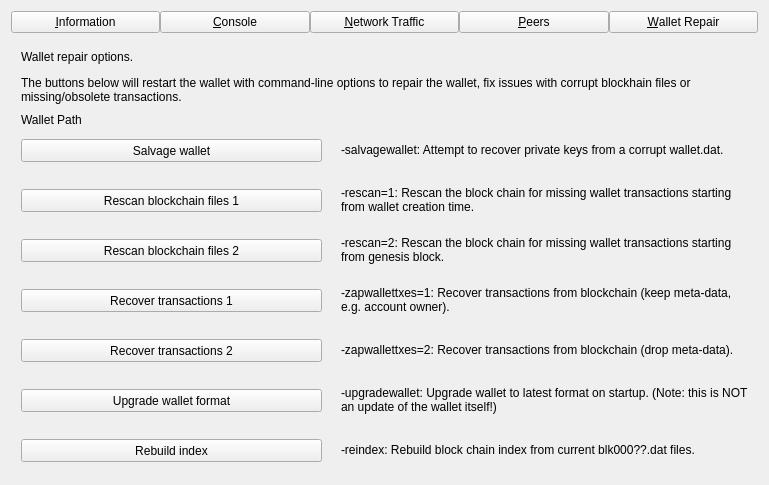
This is src/qt/forms/debugwindow.ui in Raptor3um/raptoreum as Qt 5 draws it before an edit. The edited form follows.
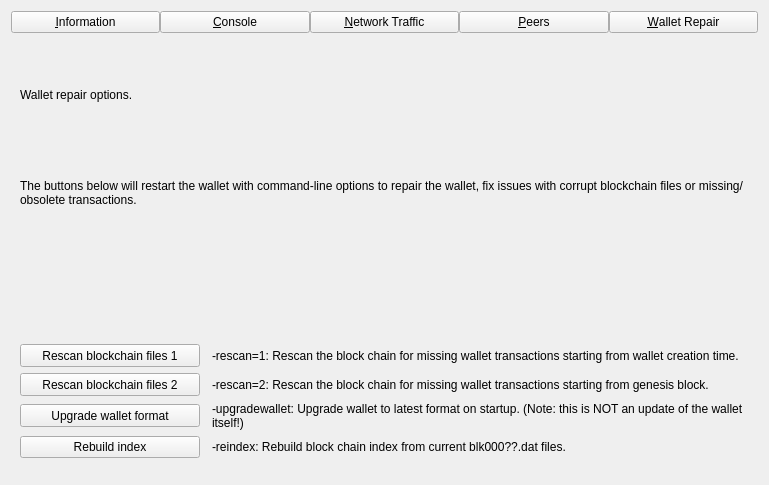
This is the edited form. The open tabs and pages were chosen to show the change. Custom widgets are drawn as their Qt base class.

What changed in the file:
```diff
--- a/src/qt/forms/debugwindow.ui
+++ b/src/qt/forms/debugwindow.ui
@@ -1359,34 +1359,36 @@
       </layout>
      </widget>
      <widget class="QWidget" name="pageRepair">
-      <widget class="QPushButton" name="btn_salvagewallet">
-       <property name="geometry">
-        <rect>
-         <x>10</x>
-         <y>100</y>
-         <width>301</width>
-         <height>23</height>
-        </rect>
+      <layout class="QGridLayout" name="repairLayout" columnstretch="0,1">
+       <property name="horizontalSpacing">
+        <number>12</number>
        </property>
-       <property name="minimumSize">
-        <size>
-         <width>180</width>
-         <height>23</height>
-        </size>
-       </property>
+       <item row="0" column="0" colspan="2">
+        <widget class="QLabel" name="label_repair_header">
+         <property name="text">
+          <string>Wallet repair options.</string>
+         </property>
+         <property name="wordWrap">
+          <bool>true</bool>
+         </property>
+        </widget>
+       </item>
+       <item row="1" column="0" colspan="2">
+        <widget class="QLabel" name="label_repair_helptext">
        <property name="text">
-        <string>Salvage wallet</string>
-       </property>
-      </widget>
+          <string>The buttons below will restart the wallet with command-line options to repair the wallet, fix issues with corrupt blockchain files or missing/obsolete transactions.</string>
+         </property>
+         <property name="wordWrap">
+          <bool>true</bool>
+         </property>
+        </widget>
+       </item>
+       <item row="2" column="0" colspan="2">
+        <widget class="QLabel" name="wallet_path">
+        </widget>
+       </item>
+       <item row="3" column="0">
       <widget class="QPushButton" name="btn_rescan1">
-       <property name="geometry">
-        <rect>
-         <x>10</x>
-         <y>150</y>
-         <width>301</width>
-         <height>23</height>
-        </rect>
-       </property>
        <property name="minimumSize">
         <size>
          <width>180</width>
@@ -1397,123 +1399,9 @@
         <string>Rescan blockchain files 1</string>
        </property>
       </widget>
-      <widget class="QPushButton" name="btn_rescan2">
-       <property name="geometry">
-        <rect>
-         <x>10</x>
-         <y>200</y>
-         <width>301</width>
-         <height>23</height>
-        </rect>
-       </property>
-       <property name="minimumSize">
-        <size>
-         <width>180</width>
-         <height>23</height>
-        </size>
-       </property>
-       <property name="text">
-        <string>Rescan blockchain files 2</string>
-       </property>
-      </widget>
-      <widget class="QPushButton" name="btn_zapwallettxes1">
-       <property name="geometry">
-        <rect>
-         <x>10</x>
-         <y>250</y>
-         <width>301</width>
-         <height>23</height>
-        </rect>
-       </property>
-       <property name="minimumSize">
-        <size>
-         <width>180</width>
-         <height>23</height>
-        </size>
-       </property>
-       <property name="text">
-        <string>Recover transactions 1</string>
-       </property>
-      </widget>
-      <widget class="QPushButton" name="btn_zapwallettxes2">
-       <property name="geometry">
-        <rect>
-         <x>10</x>
-         <y>300</y>
-         <width>301</width>
-         <height>23</height>
-        </rect>
-       </property>
-       <property name="minimumSize">
-        <size>
-         <width>180</width>
-         <height>23</height>
-        </size>
-       </property>
-       <property name="text">
-        <string>Recover transactions 2</string>
-       </property>
-      </widget>
-      <widget class="QPushButton" name="btn_upgradewallet">
-       <property name="geometry">
-        <rect>
-         <x>10</x>
-         <y>350</y>
-         <width>301</width>
-         <height>23</height>
-        </rect>
-       </property>
-       <property name="minimumSize">
-        <size>
-         <width>180</width>
-         <height>23</height>
-        </size>
-       </property>
-       <property name="text">
-        <string>Upgrade wallet format</string>
-       </property>
-      </widget>
-      <widget class="QLabel" name="label_repair_helptext">
-       <property name="geometry">
-        <rect>
-         <x>10</x>
-         <y>30</y>
-         <width>711</width>
-         <height>41</height>
-        </rect>
-       </property>
-       <property name="text">
-        <string>The buttons below will restart the wallet with command-line options to repair the wallet, fix issues with corrupt blockhain files or missing/obsolete transactions.</string>
-       </property>
-       <property name="wordWrap">
-        <bool>true</bool>
-       </property>
-      </widget>
-      <widget class="QLabel" name="label_repair_salvage">
-       <property name="geometry">
-        <rect>
-         <x>330</x>
-         <y>90</y>
-         <width>411</width>
-         <height>41</height>
-        </rect>
-       </property>
-       <property name="text">
-        <string>-salvagewallet: Attempt to recover private keys from a corrupt wallet.dat.</string>
-       </property>
-       <property name="wordWrap">
-        <bool>true</bool>
-       </property>
-      </widget>
+       </item>
+       <item row="3" column="1">
       <widget class="QLabel" name="label_repair_rescan1">
-       <property name="geometry">
-        <rect>
-         <x>330</x>
-         <y>140</y>
-         <width>411</width>
-         <height>41</height>
-        </rect>
-       </property>
        <property name="text">
         <string>-rescan=1: Rescan the block chain for missing wallet transactions starting from wallet creation time.</string>
        </property>
@@ -1521,15 +1409,22 @@
         <bool>true</bool>
        </property>
       </widget>
+       </item>
+       <item row="4" column="0">
+        <widget class="QPushButton" name="btn_rescan2">
+         <property name="minimumSize">
+          <size>
+           <width>180</width>
+           <height>23</height>
+          </size>
+         </property>
+         <property name="text">
+          <string>Rescan blockchain files 2</string>
+         </property>
+        </widget>
+       </item>
+       <item row="4" column="1">
       <widget class="QLabel" name="label_repair_rescan2">
-       <property name="geometry">
-        <rect>
-         <x>330</x>
-         <y>190</y>
-         <width>411</width>
-         <height>41</height>
-        </rect>
-       </property>
        <property name="text">
         <string>-rescan=2: Rescan the block chain for missing wallet transactions starting from genesis block.</string>
        </property>
@@ -1537,47 +1432,22 @@
         <bool>true</bool>
        </property>
       </widget>
-      <widget class="QLabel" name="label_repair_zap1">
-       <property name="geometry">
-        <rect>
-         <x>330</x>
-         <y>240</y>
-         <width>411</width>
-         <height>41</height>
-        </rect>
+       </item>
+       <item row="5" column="0">
+        <widget class="QPushButton" name="btn_upgradewallet">
+         <property name="minimumSize">
+          <size>
+           <width>180</width>
+           <height>23</height>
+          </size>
        </property>
        <property name="text">
-        <string>-zapwallettxes=1: Recover transactions from blockchain (keep meta-data, e.g. account owner).</string>
-       </property>
-       <property name="wordWrap">
-        <bool>true</bool>
-       </property>
-      </widget>
-      <widget class="QLabel" name="label_repair_zap2">
-       <property name="geometry">
-        <rect>
-         <x>330</x>
-         <y>290</y>
-         <width>411</width>
-         <height>41</height>
-        </rect>
-       </property>
-       <property name="text">
-        <string>-zapwallettxes=2: Recover transactions from blockchain (drop meta-data).</string>
-       </property>
-       <property name="wordWrap">
-        <bool>true</bool>
-       </property>
-      </widget>
+          <string>Upgrade wallet format</string>
+         </property>
+        </widget>
+       </item>
+       <item row="5" column="1">
       <widget class="QLabel" name="label_repair_upgrade">
-       <property name="geometry">
-        <rect>
-         <x>330</x>
-         <y>340</y>
-         <width>411</width>
-         <height>41</height>
-        </rect>
-       </property>
        <property name="text">
         <string>-upgradewallet: Upgrade wallet to latest format on startup. (Note: this is NOT an update of the wallet itself!)</string>
        </property>
@@ -1585,44 +1455,16 @@
         <bool>true</bool>
        </property>
       </widget>
-      <widget class="QLabel" name="label_repair_header">
-       <property name="geometry">
-        <rect>
-         <x>10</x>
-         <y>10</y>
-         <width>711</width>
-         <height>16</height>
-        </rect>
-       </property>
-       <property name="text">
-        <string>Wallet repair options.</string>
-       </property>
-       <property name="wordWrap">
-        <bool>true</bool>
-       </property>
-      </widget>
+       </item>
+       <item row="6" column="0">
       <widget class="QPushButton" name="btn_reindex">
-       <property name="geometry">
-        <rect>
-         <x>10</x>
-         <y>400</y>
-         <width>301</width>
-         <height>23</height>
-        </rect>
-       </property>
        <property name="text">
         <string>Rebuild index</string>
        </property>
       </widget>
+       </item>
+       <item row="6" column="1">
       <widget class="QLabel" name="label_repair_reindex">
-       <property name="geometry">
-        <rect>
-         <x>330</x>
-         <y>390</y>
-         <width>411</width>
-         <height>41</height>
-        </rect>
-       </property>
        <property name="text">
         <string>-reindex: Rebuild block chain index from current blk000??.dat files.</string>
        </property>
@@ -1630,19 +1472,15 @@
         <bool>true</bool>
        </property>
       </widget>
-      <widget class="QLabel" name="wallet_path">
-       <property name="geometry">
-        <rect>
-         <x>10</x>
-         <y>70</y>
-         <width>731</width>
-         <height>21</height>
-        </rect>
-       </property>
-       <property name="text">
-        <string>Wallet Path</string>
-       </property>
-      </widget>
+       </item>
+       <item row="7" column="1">
+        <spacer name="verticalSpacerRepair">
+         <property name="orientation">
+          <enum>Qt::Vertical</enum>
+         </property>
+        </spacer>
+       </item>
+      </layout>
      </widget>
     </widget>
    </item>
```
Left out of the diff: 88 changed lines with no effect on the pictures. Lines whose indentation alone changed are shown as unchanged.
